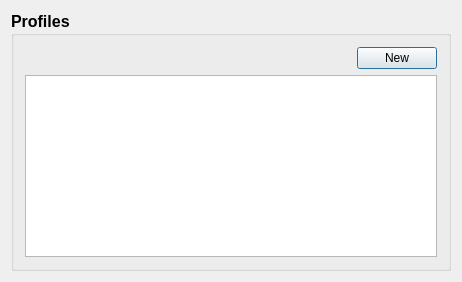
This is src/app/ProfileSelectionDialog.ui in KadirEmreAVCI/MasterTennisApp as Qt 5 draws it before an edit. The edited form follows.
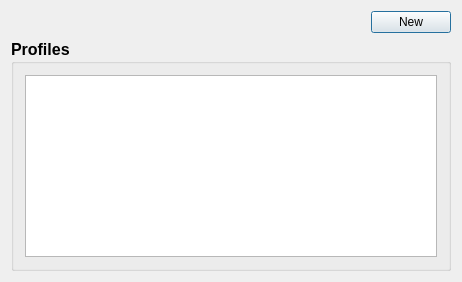
This is the edited form.

Commit message: The new button of ProfileSelectionDialog has been taken outside of the groupbox.

```diff
--- a/src/app/ProfileSelectionDialog.ui
+++ b/src/app/ProfileSelectionDialog.ui
@@ -15,18 +15,6 @@
   </property>
   <layout class="QGridLayout" name="gridLayout_2">
    <item row="0" column="0">
-    <widget class="QGroupBox" name="groupBox">
-     <property name="font">
-      <font>
-       <pointsize>12</pointsize>
-       <bold>true</bold>
-      </font>
-     </property>
-     <property name="title">
-      <string>Profiles</string>
-     </property>
-     <layout class="QGridLayout" name="gridLayout">
-      <item row="0" column="0">
        <layout class="QVBoxLayout" name="verticalLayout">
         <item>
          <layout class="QHBoxLayout" name="horizontalLayout">
@@ -59,6 +47,18 @@
          </layout>
         </item>
         <item>
+      <widget class="QGroupBox" name="groupBox">
+       <property name="font">
+        <font>
+         <pointsize>12</pointsize>
+         <bold>true</bold>
+        </font>
+       </property>
+       <property name="title">
+        <string>Profiles</string>
+       </property>
+       <layout class="QGridLayout" name="gridLayout">
+        <item row="0" column="0">
          <layout class="QHBoxLayout" name="horizontalLayout_2">
           <item>
            <widget class="QListWidget" name="listWidget">
@@ -73,9 +73,9 @@
          </layout>
         </item>
        </layout>
-      </item>
-     </layout>
-    </widget>
+      </widget>
+     </item>
+    </layout>
    </item>
   </layout>
  </widget>
```
Left out of the diff: 2 changed lines with no effect on the pictures. Lines whose indentation alone changed are shown as unchanged. The commit also changes 2 other files.
